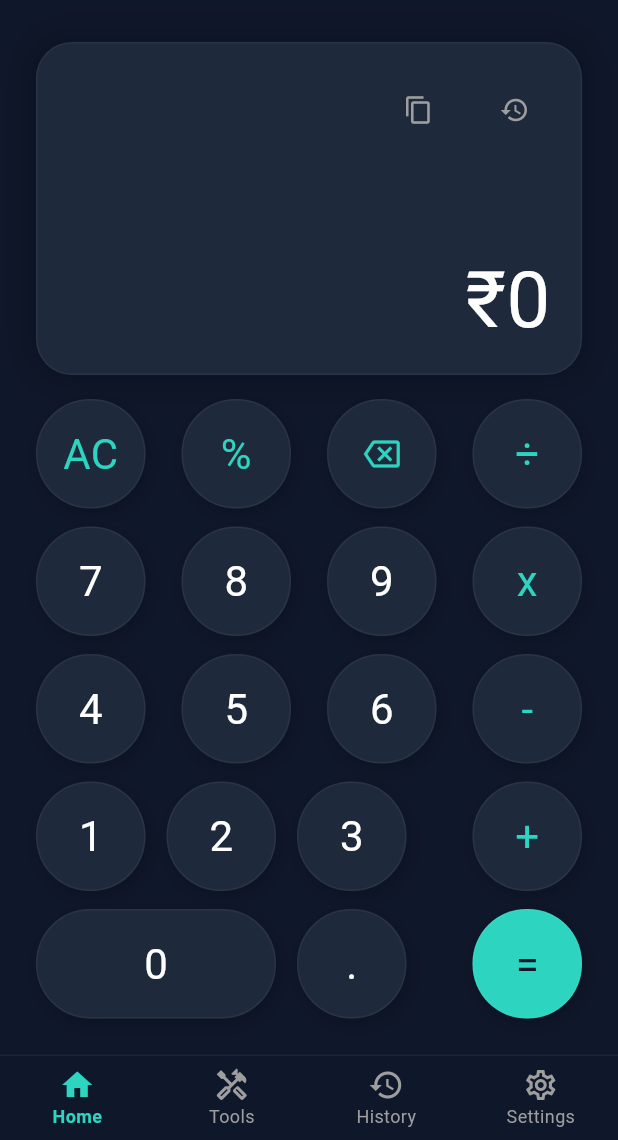
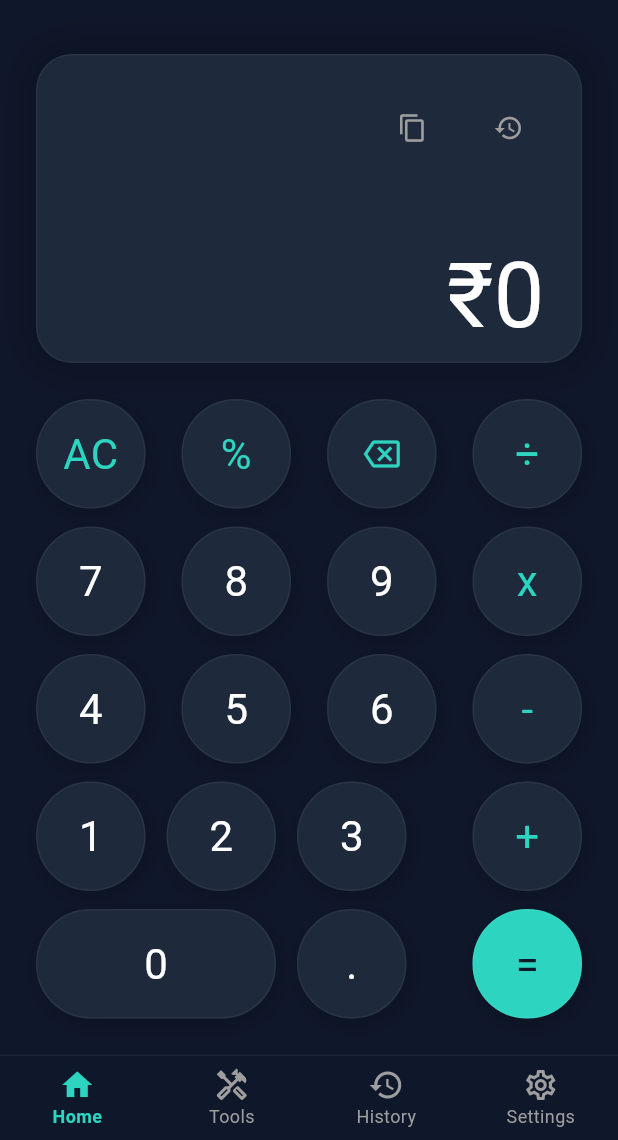
Before and after one commit to ProDelta777/Apk, a Flutter app: the screen it shows after launch, on a phone screen of 412 x 824 dp, the part 96-1236 px from its top. Run offline on Flutter 3.47's test engine with Material 3 defaults, Android fonts, the phone set to English and light mode, and no system bars; our stand-ins replace math_expressions, share_plus, shared_preferences.

```diff
--- a/lib/screens/calculator_screen.dart
+++ b/lib/screens/calculator_screen.dart
@@ -112,11 +112,11 @@ class _CalculatorScreenState extends State<CalculatorScreen> {
 
             // Display Card (Glassmorphic)
             Expanded(
-              flex: 3,
+              flex: 4, // Increased flex to give display more robust breathing room
               child: Container(
                 width: double.infinity,
-                margin: const EdgeInsets.symmetric(horizontal: 24.0, vertical: 8.0),
-                padding: const EdgeInsets.all(20.0),
+                margin: const EdgeInsets.symmetric(horizontal: 24.0, vertical: 16.0), // Added bottom margin to prevent overlap
+                padding: const EdgeInsets.all(24.0),
                 decoration: BoxDecoration(
                   color: const Color(0xFF1E293B),
                   borderRadius: BorderRadius.circular(24),
@@ -131,14 +131,19 @@ class _CalculatorScreenState extends State<CalculatorScreen> {
                     Row(
                       mainAxisAlignment: MainAxisAlignment.end,
                       children: [
-                        IconButton(
+                        Semantics(
+                          label: 'Copy',
+                          child: IconButton(
                             icon: const Icon(Icons.copy_outlined, color: Colors.grey, size: 20),
                             onPressed: _copyToClipboard,
                             constraints: const BoxConstraints(),
                             padding: EdgeInsets.zero,
                           ),
+                        ),
                         const SizedBox(width: 16),
-                        IconButton(
+                        Semantics(
+                          label: 'History',
+                          child: IconButton(
                             icon: const Icon(Icons.history_outlined, color: Colors.grey, size: 20),
                             onPressed: () {
                               Navigator.push(
@@ -149,31 +154,34 @@ class _CalculatorScreenState extends State<CalculatorScreen> {
                             constraints: const BoxConstraints(),
                             padding: EdgeInsets.zero,
                           ),
+                        ),
                       ],
                     ),
                     const Spacer(),
                     Container(
-                      constraints: const BoxConstraints(minHeight: 30),
-                      alignment: Alignment.centerRight,
+                      constraints: const BoxConstraints(maxHeight: 40),
+                      alignment: Alignment.bottomRight,
                       child: SingleChildScrollView(
                         scrollDirection: Axis.horizontal,
                         reverse: true,
                         child: Text(
                           _input.isEmpty ? _lastExpression : _input,
                           style: const TextStyle(fontSize: 24, color: Colors.grey),
+                          maxLines: 1,
                         ),
                       ),
                     ),
-                    const SizedBox(height: 4),
+                    const SizedBox(height: 8),
                     Container(
-                      constraints: const BoxConstraints(minHeight: 56),
-                      alignment: Alignment.centerRight,
-                      child: SingleChildScrollView(
-                        scrollDirection: Axis.horizontal,
-                        reverse: true,
+                      constraints: const BoxConstraints(maxHeight: 70),
+                      alignment: Alignment.bottomRight,
+                      child: FittedBox(
+                        fit: BoxFit.scaleDown,
+                        alignment: Alignment.bottomRight,
                         child: Text(
                           _result == '0' && _input.isEmpty ? '₹0' : _result,
-                          style: const TextStyle(fontSize: 52, fontWeight: FontWeight.w400, color: Colors.white, height: 1.1),
+                          style: const TextStyle(fontSize: 60, fontWeight: FontWeight.w400, color: Colors.white, height: 1.0),
+                          maxLines: 1,
                         ),
                       ),
                     ),
```
Lines whose indentation alone changed are shown as unchanged.
